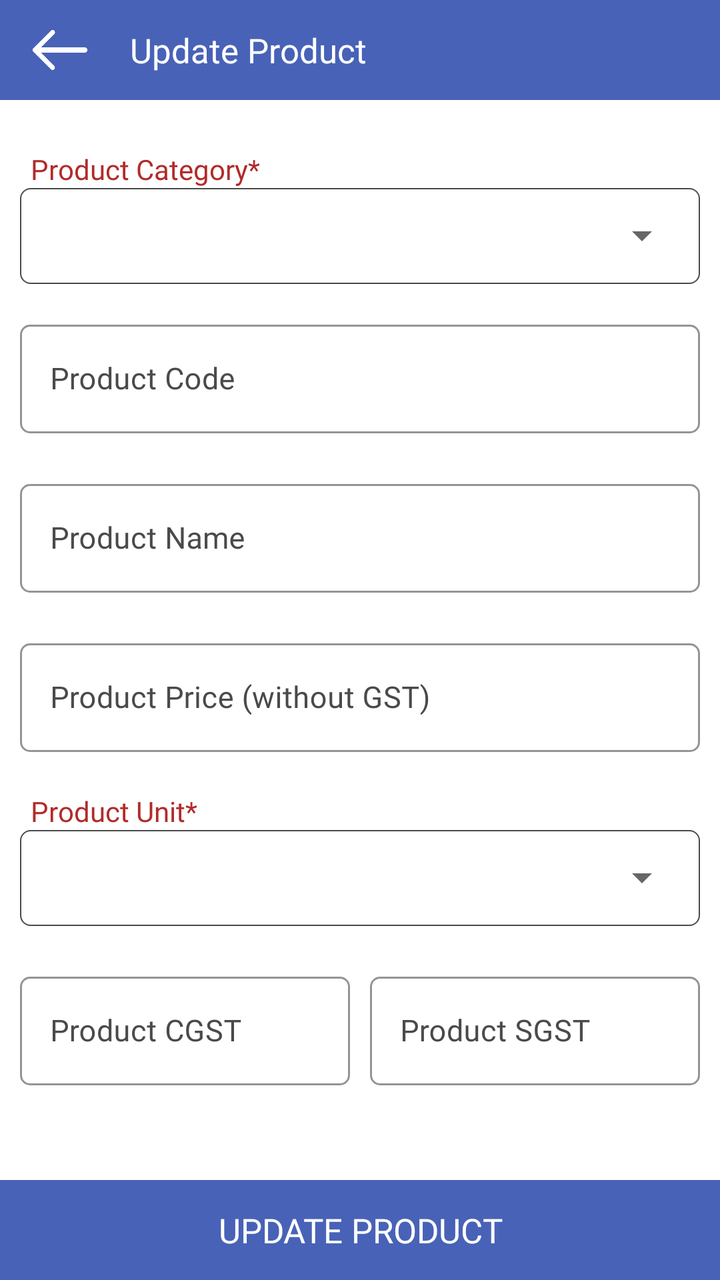
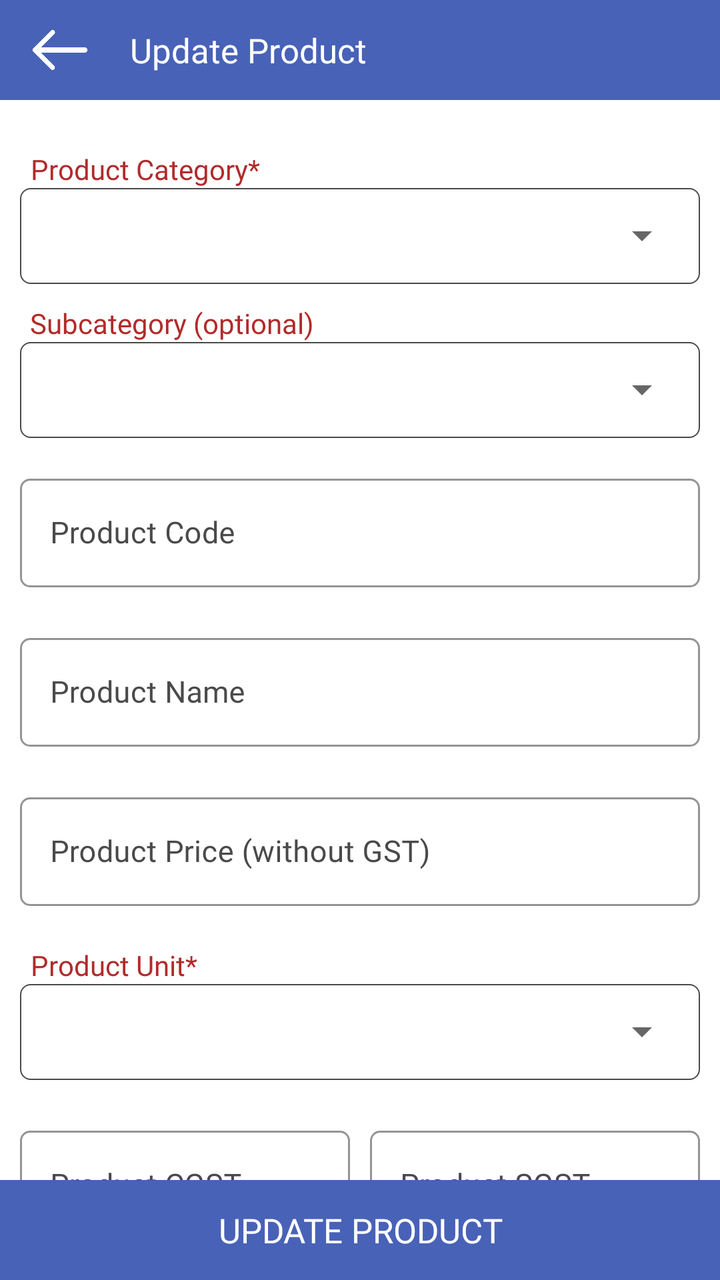

Two renders of the same Android screen: before a commit and after it. Below are the layout's source before the change and the commit's diff.
<!-- AndroidManifest.xml: application theme AppTheme -->
<!-- res/layout/fragment_update_product.xml -->
<?xml version="1.0" encoding="utf-8"?>
<RelativeLayout xmlns:android="http://schemas.android.com/apk/res/android"
    xmlns:app="http://schemas.android.com/apk/res-auto"
    xmlns:tools="http://schemas.android.com/tools"
    android:layout_width="match_parent"
    android:layout_height="match_parent"
    tools:context=".Fragment.UpdateProduct">

    <com.google.android.material.appbar.AppBarLayout
        android:id="@+id/appBarLayout"
        android:layout_width="match_parent"
        android:layout_height="50dp"
        android:layout_alignParentTop="true">

        <RelativeLayout
            android:layout_width="match_parent"
            android:layout_height="match_parent">

            <ImageView
                android:id="@+id/backToHome"
                android:layout_width="30dp"
                android:layout_height="30dp"
                android:layout_alignParentStart="true"
                android:layout_centerInParent="true"
                android:layout_gravity="center"
                android:layout_marginStart="15dp"
                android:src="@drawable/back"
                app:tint="@color/white" />

            <androidx.appcompat.widget.AppCompatTextView
                android:layout_width="wrap_content"
                android:layout_height="wrap_content"
                android:layout_centerInParent="true"
                android:layout_gravity="center"
                android:layout_marginStart="15dp"
                android:layout_toEndOf="@+id/backToHome"
                android:fontFamily="@font/poppinsmedium"
                android:gravity="center"
                android:paddingStart="5dp"
                android:paddingEnd="5dp"
                android:text="Update Product"
                android:textColor="@color/white"
                android:textSize="17sp" />

        </RelativeLayout>

    </com.google.android.material.appbar.AppBarLayout>

    <androidx.core.widget.NestedScrollView
        android:layout_width="match_parent"
        android:layout_height="match_parent"
        android:layout_above="@+id/updateProduct"
        android:layout_below="@+id/appBarLayout">

        <LinearLayout
            android:layout_width="match_parent"
            android:layout_height="match_parent"
            android:orientation="vertical"
            android:padding="10dp">

            <TextView
                android:layout_width="wrap_content"
                android:layout_height="wrap_content"
                android:layout_gravity="center|start"
                android:layout_marginStart="5dp"
                android:layout_marginTop="15dp"
                android:fontFamily="@font/poppinsregular"
                android:gravity="center"
                android:text="Product Category*"
                android:textColor="@color/textcolor" />

            <LinearLayout
                android:layout_width="match_parent"
                android:layout_height="48dp"
                android:background="@drawable/button_rounded_border"
                android:orientation="horizontal">

                <Spinner
                    android:id="@+id/categorySpinner"
                    android:layout_width="match_parent"
                    android:layout_height="45dp"
                    android:layout_gravity="center"
                    android:layout_margin="5dp"
                    android:fontFamily="@font/poppinsregular"
                    android:gravity="center|start"
                    android:paddingLeft="10dp"
                    android:textColor="@color/black"
                    android:textSize="15sp"
                    app:ms_hint="Select Product Category" />

            </LinearLayout>

            <com.google.android.material.textfield.TextInputLayout
                android:id="@+id/productCodeLayout"
                style="@style/Widget.MaterialComponents.TextInputLayout.OutlinedBox"
                android:layout_width="match_parent"
                android:layout_height="wrap_content"
                android:layout_gravity="center"
                android:layout_marginTop="15dp"
                android:layout_marginBottom="5dp"
                android:gravity="center"
                android:textColorHint="@color/light_black"
                app:boxCornerRadiusBottomEnd="5dp"
                app:boxCornerRadiusBottomStart="5dp"
                app:boxCornerRadiusTopEnd="5dp"
                app:boxCornerRadiusTopStart="5dp"
                app:boxStrokeColor="@color/light_black">

                <com.google.android.material.textfield.TextInputEditText
                    android:id="@+id/productCode"
                    android:layout_width="match_parent"
                    android:layout_height="wrap_content"
                    android:drawableTint="@color/light_black"
                    android:fontFamily="@font/poppinsregular"
                    android:hint="Product Code"
                    android:imeOptions="actionNext"
                    android:inputType="numberDecimal"
                    android:digits="0123456789"
                    android:paddingStart="15dp"
                    android:paddingEnd="10dp"
                    android:singleLine="true"
                    android:textColor="@color/black"
                    android:textColorHint="@color/light_black"
                    android:textSize="15sp" />

            </com.google.android.material.textfield.TextInputLayout>


            <com.google.android.material.textfield.TextInputLayout
                android:id="@+id/productNameLayout"
                style="@style/Widget.MaterialComponents.TextInputLayout.OutlinedBox"
                android:layout_width="match_parent"
                android:layout_height="wrap_content"
                android:layout_gravity="center"
                android:layout_marginTop="15dp"
                android:layout_marginBottom="5dp"
                android:gravity="center"
                android:textColorHint="@color/light_black"
                app:boxCornerRadiusBottomEnd="5dp"
                app:boxCornerRadiusBottomStart="5dp"
                app:boxCornerRadiusTopEnd="5dp"
                app:boxCornerRadiusTopStart="5dp"
                app:boxStrokeColor="@color/light_black">

                <com.google.android.material.textfield.TextInputEditText
                    android:id="@+id/productName"
                    android:layout_width="match_parent"
                    android:layout_height="wrap_content"
                    android:drawableTint="@color/light_black"
                    android:fontFamily="@font/poppinsregular"
                    android:hint="Product Name"
                    android:imeOptions="actionNext"
                    android:inputType="textCapWords"
                    android:paddingStart="15dp"
                    android:paddingEnd="10dp"
                    android:singleLine="true"
                    android:textColor="@color/black"
                    android:textColorHint="@color/light_black"
                    android:textSize="15sp" />

            </com.google.android.material.textfield.TextInputLayout>

            <com.google.android.material.textfield.TextInputLayout
                android:id="@+id/productPriceLayout"
                style="@style/Widget.MaterialComponents.TextInputLayout.OutlinedBox"
                android:layout_width="match_parent"
                android:layout_height="wrap_content"
                android:layout_gravity="center"
                android:layout_marginTop="15dp"
                android:layout_marginBottom="5dp"
                android:gravity="center"
                android:textColorHint="@color/light_black"
                app:boxCornerRadiusBottomEnd="5dp"
                app:boxCornerRadiusBottomStart="5dp"
                app:boxCornerRadiusTopEnd="5dp"
                app:boxCornerRadiusTopStart="5dp"
                app:boxStrokeColor="@color/light_black">

                <com.google.android.material.textfield.TextInputEditText
                    android:id="@+id/productPrice"
                    android:layout_width="match_parent"
                    android:layout_height="wrap_content"
                    android:drawableTint="@color/light_black"
                    android:fontFamily="@font/poppinsregular"
                    android:hint="Product Price (without GST)"
                    android:imeOptions="actionDone"
                    android:inputType="numberDecimal"
                    android:paddingStart="15dp"
                    android:paddingEnd="10dp"
                    android:singleLine="true"
                    android:textColor="@color/black"
                    android:textColorHint="@color/light_black"
                    android:textSize="15sp" />

            </com.google.android.material.textfield.TextInputLayout>

            <TextView
                android:layout_width="wrap_content"
                android:layout_height="wrap_content"
                android:layout_gravity="center|start"
                android:layout_marginStart="5dp"
                android:layout_marginTop="15dp"
                android:fontFamily="@font/poppinsregular"
                android:gravity="center"
                android:text="Product Unit*"
                android:textColor="@color/textcolor" />

            <LinearLayout
                android:layout_width="match_parent"
                android:layout_height="48dp"
                android:background="@drawable/button_rounded_border"
                android:orientation="horizontal">

                <Spinner
                    android:id="@+id/unitSpinner"
                    android:layout_width="match_parent"
                    android:layout_height="45dp"
                    android:layout_gravity="center"
                    android:layout_margin="5dp"
                    android:fontFamily="@font/poppinsregular"
                    android:gravity="center|start"
                    android:paddingLeft="10dp"
                    android:textColor="@color/black"
                    android:textSize="15sp"
                    app:ms_hint="Select Product Unit" />

            </LinearLayout>

            <LinearLayout
                android:layout_width="match_parent"
                android:layout_height="wrap_content"
                android:orientation="horizontal">

                <com.google.android.material.textfield.TextInputLayout
                    android:id="@+id/productCGSTLayout"
                    style="@style/Widget.MaterialComponents.TextInputLayout.OutlinedBox"
                    android:layout_width="match_parent"
                    android:layout_height="wrap_content"
                    android:layout_gravity="center"
                    android:layout_marginTop="15dp"
                    android:layout_marginEnd="5dp"
                    android:layout_marginBottom="5dp"
                    android:layout_weight="1"
                    android:gravity="center"
                    android:textColorHint="@color/light_black"
                    app:boxCornerRadiusBottomEnd="5dp"
                    app:boxCornerRadiusBottomStart="5dp"
                    app:boxCornerRadiusTopEnd="5dp"
                    app:boxCornerRadiusTopStart="5dp"
                    app:boxStrokeColor="@color/light_black">

                    <com.google.android.material.textfield.TextInputEditText
                        android:id="@+id/productCGST"
                        android:layout_width="match_parent"
                        android:layout_height="wrap_content"
                        android:drawableTint="@color/light_black"
                        android:fontFamily="@font/poppinsregular"
                        android:hint="Product CGST"
                        android:imeOptions="actionDone"
                        android:inputType="numberDecimal"
                        android:paddingStart="15dp"
                        android:paddingEnd="10dp"
                        android:singleLine="true"
                        android:textColor="@color/black"
                        android:textColorHint="@color/light_black"
                        android:textSize="15sp" />

                </com.google.android.material.textfield.TextInputLayout>

                <com.google.android.material.textfield.TextInputLayout
                    android:id="@+id/productSGSTLayout"
                    style="@style/Widget.MaterialComponents.TextInputLayout.OutlinedBox"
                    android:layout_width="match_parent"
                    android:layout_height="wrap_content"
                    android:layout_gravity="center"
                    android:layout_marginStart="5dp"
                    android:layout_marginTop="15dp"
                    android:layout_marginBottom="5dp"
                    android:layout_weight="1"
                    android:gravity="center"
                    android:textColorHint="@color/light_black"
                    app:boxCornerRadiusBottomEnd="5dp"
                    app:boxCornerRadiusBottomStart="5dp"
                    app:boxCornerRadiusTopEnd="5dp"
                    app:boxCornerRadiusTopStart="5dp"
                    app:boxStrokeColor="@color/light_black">

                    <com.google.android.material.textfield.TextInputEditText
                        android:id="@+id/productSGST"
                        android:layout_width="match_parent"
                        android:layout_height="wrap_content"
                        android:drawableTint="@color/light_black"
                        android:fontFamily="@font/poppinsregular"
                        android:hint="Product SGST"
                        android:imeOptions="actionDone"
                        android:inputType="numberDecimal"
                        android:paddingStart="15dp"
                        android:paddingEnd="10dp"
                        android:singleLine="true"
                        android:textColor="@color/black"
                        android:textColorHint="@color/light_black"
                        android:textSize="15sp" />

                </com.google.android.material.textfield.TextInputLayout>

            </LinearLayout>

        </LinearLayout>

    </androidx.core.widget.NestedScrollView>

    <TextView
        android:id="@+id/updateProduct"
        android:layout_width="match_parent"
        android:layout_height="50dp"
        android:layout_alignParentBottom="true"
        android:layout_gravity="center"
        android:background="@color/colorPrimary"
        android:fontFamily="@font/poppinsmedium"
        android:gravity="center"
        android:text="Update Product"
        android:textAllCaps="true"
        android:textColor="@color/white"
        android:textSize="17sp" />

</RelativeLayout>
<!-- resources referenced by this layout -->
<resources>
  <color name="black">#000</color>
  <color name="colorPrimary">#4862b7</color>
  <color name="light_black">#4a4a4a</color>
  <color name="textcolor">#b12b2a</color>
  <color name="white">#fff</color>
  <!-- drawable back: png bitmap (drawable, 3507 bytes) -->
  <!-- drawable button_rounded_border (drawable) -->
  <?xml version="1.0" encoding="utf-8"?>
  <shape xmlns:android="http://schemas.android.com/apk/res/android">
      <stroke
          android:width="0.7dp"
          android:color="@color/light_black" />
      <corners android:radius="5dp" />
  </shape>
  <style name="AppTheme" parent="Theme.MaterialComponents.DayNight.NoActionBar">
          
          <item name="colorPrimary">@color/colorPrimary</item>
          <item name="colorPrimaryDark">@color/colorPrimary</item>
          <item name="colorAccent">@color/colorAccent</item>
          <item name="android:windowIsTranslucent">true</item>
          <item name="windowNoTitle">true</item>
          <item name="windowActionBar">false</item>
  
      </style>
  <color name="colorAccent">#000</color>
</resources>

<!-- the commit's change to res/layout/fragment_update_product.xml (unified diff, before → after) -->
@@ -87,6 +87,35 @@
                     android:textColor="@color/black"
                     android:textSize="15sp"
                     app:ms_hint="Select Product Category" />
+
+            </LinearLayout>
+
+            <TextView
+                android:layout_width="wrap_content"
+                android:layout_height="wrap_content"
+                android:layout_gravity="center|start"
+                android:layout_marginStart="5dp"
+                android:layout_marginTop="10dp"
+                android:fontFamily="@font/poppinsregular"
+                android:text="Subcategory (optional)"
+                android:textColor="@color/textcolor" />
+
+            <LinearLayout
+                android:layout_width="match_parent"
+                android:layout_height="48dp"
+                android:background="@drawable/button_rounded_border"
+                android:orientation="horizontal">
+
+                <Spinner
+                    android:id="@+id/subcategorySpinner"
+                    android:layout_width="match_parent"
+                    android:layout_height="45dp"
+                    android:layout_gravity="center"
+                    android:layout_margin="5dp"
+                    android:fontFamily="@font/poppinsregular"
+                    android:paddingLeft="10dp"
+                    android:textColor="@color/black"
+                    android:textSize="15sp" />
 
             </LinearLayout>
 
@@ -305,6 +334,8 @@
 
             </LinearLayout>
 
+            <include layout="@layout/include_product_portion_section" />
+
         </LinearLayout>
 
     </androidx.core.widget.NestedScrollView>
@@ -324,3 +355,159 @@
         android:textSize="17sp" />
 
 </RelativeLayout>
+<!-- res/layout/include_product_portion_section.xml (included above) -->
+<?xml version="1.0" encoding="utf-8"?>
+<LinearLayout xmlns:android="http://schemas.android.com/apk/res/android"
+    xmlns:app="http://schemas.android.com/apk/res-auto"
+    android:id="@+id/productPortionSection"
+    android:layout_width="match_parent"
+    android:layout_height="wrap_content"
+    android:orientation="vertical">
+
+    <RelativeLayout
+        android:layout_width="match_parent"
+        android:layout_height="wrap_content"
+        android:layout_marginStart="5dp"
+        android:layout_marginTop="12dp"
+        android:layout_marginEnd="5dp">
+
+        <TextView
+            android:layout_width="wrap_content"
+            android:layout_height="wrap_content"
+            android:layout_alignParentStart="true"
+            android:layout_centerVertical="true"
+            android:fontFamily="@font/poppinsregular"
+            android:text="Portions (optional)"
+            android:textColor="@color/textcolor" />
+
+        <TextView
+            android:id="@+id/managePortionMasterLink"
+            android:layout_width="wrap_content"
+            android:layout_height="wrap_content"
+            android:layout_alignParentEnd="true"
+            android:layout_centerVertical="true"
+            android:fontFamily="@font/poppinsmedium"
+            android:text="Manage Portion Master"
+            android:textColor="@color/colorPrimary"
+            android:textSize="13sp" />
+
+    </RelativeLayout>
+
+    <TextView
+        android:id="@+id/portionSectionHint"
+        android:layout_width="match_parent"
+        android:layout_height="wrap_content"
+        android:layout_marginStart="5dp"
+        android:layout_marginTop="4dp"
+        android:layout_marginEnd="5dp"
+        android:fontFamily="@font/poppinsregular"
+        android:text="Add one or more portions with prices from Portion Master"
+        android:textColor="@color/light_black"
+        android:textSize="12sp" />
+
+    <LinearLayout
+        android:id="@+id/portionMasterPickerSection"
+        android:layout_width="match_parent"
+        android:layout_height="wrap_content"
+        android:layout_marginTop="8dp"
+        android:orientation="vertical"
+        android:visibility="gone">
+
+        <com.google.android.material.textfield.TextInputLayout
+            style="@style/CustomDropDownTilStyle"
+            android:hint="Select Portion Master">
+
+            <AutoCompleteTextView
+                android:id="@+id/portionMasterSpinner"
+                android:layout_width="match_parent"
+                android:layout_height="wrap_content"
+                android:focusable="false"
+                android:fontFamily="@font/poppinsregular"
+                android:inputType="none"
+                android:singleLine="true"
+                android:textSize="15sp" />
+
+        </com.google.android.material.textfield.TextInputLayout>
+
+        <com.google.android.material.textfield.TextInputLayout
+            style="@style/Widget.MaterialComponents.TextInputLayout.OutlinedBox"
+            android:layout_width="match_parent"
+            android:layout_height="wrap_content"
+            android:layout_marginTop="8dp"
+            app:boxStrokeColor="@color/light_black">
+
+            <com.google.android.material.textfield.TextInputEditText
+                android:id="@+id/inlinePortionPrice"
+                android:layout_width="match_parent"
+                android:layout_height="wrap_content"
+                android:fontFamily="@font/poppinsregular"
+                android:hint="Portion Price"
+                android:inputType="numberDecimal"
+                android:singleLine="true"
+                android:textColor="@color/black"
+                android:textSize="15sp" />
+
+        </com.google.android.material.textfield.TextInputLayout>
+
+        <TextView
+            android:id="@+id/addInlinePortion"
+            android:layout_width="match_parent"
+            android:layout_height="40dp"
+            android:layout_marginTop="10dp"
+            android:background="@color/textcolor"
+            android:fontFamily="@font/poppinsmedium"
+            android:gravity="center"
+            android:text="Add Portion to Product"
+            android:textAllCaps="true"
+            android:textColor="@color/white"
+            android:textSize="14sp" />
+
+    </LinearLayout>
+
+    <TextView
+        android:id="@+id/noPortionMasterHint"
+        android:layout_width="match_parent"
+        android:layout_height="wrap_content"
+        android:layout_marginStart="5dp"
+        android:layout_marginTop="8dp"
+        android:layout_marginEnd="5dp"
+        android:fontFamily="@font/poppinsregular"
+        android:text="No Portion Master yet. Tap Manage Portion Master to create names (Half, Full…)."
+        android:textColor="@color/light_black"
+        android:textSize="12sp"
+        android:visibility="gone" />
+
+    <androidx.cardview.widget.CardView
+        android:id="@+id/inlinePortionListCard"
+        android:layout_width="match_parent"
+        android:layout_height="wrap_content"
+        android:layout_marginTop="10dp"
+        android:visibility="gone"
+        app:cardCornerRadius="5dp"
+        app:cardElevation="4dp">
+
+        <LinearLayout
+            android:layout_width="match_parent"
+            android:layout_height="wrap_content"
+            android:orientation="vertical"
+            android:padding="8dp">
+
+            <TextView
+                android:layout_width="wrap_content"
+                android:layout_height="wrap_content"
+                android:layout_gravity="center"
+                android:fontFamily="@font/poppinsbold"
+                android:text="PRODUCT PORTIONS"
+                android:textColor="@color/textcolor" />
+
+            <androidx.recyclerview.widget.RecyclerView
+                android:id="@+id/inlinePortionRecyclerview"
+                android:layout_width="match_parent"
+                android:layout_height="wrap_content"
+                android:nestedScrollingEnabled="false" />
+
+        </LinearLayout>
+
+    </androidx.cardview.widget.CardView>
+
+</LinearLayout>
<!-- resource entries referenced after the edit -->
@@ -14,6 +14,23 @@
           android:color="@color/light_black" />
       <corners android:radius="5dp" />
   </shape>
+  <style name="CustomDropDownTilStyle" parent="Widget.MaterialComponents.TextInputLayout.OutlinedBox.ExposedDropdownMenu">
+          <item name="android:layout_width">match_parent</item>
+          <item name="android:layout_height">wrap_content</item>
+          <item name="android:textColorHint">@color/light_black</item>
+          <item name="fontFamily">@font/poppinsregular</item>
+          <item name="android:textSize">15sp</item>
+          <item name="overlapAnchor">true</item>
+          <item name="hintTextColor">@color/colorAccent</item>
+          <item name="boxStrokeColor">@color/colorAccent</item>
+          <item name="colorControlNormal">@color/colorAccent</item>
+          <item name="colorControlActivated">@color/colorAccent</item>
+          <item name="colorControlHighlight">@color/colorAccent</item>
+          <item name="boxCornerRadiusBottomEnd">5dp</item>
+          <item name="boxCornerRadiusBottomStart">5dp</item>
+          <item name="boxCornerRadiusTopEnd">5dp</item>
+          <item name="boxCornerRadiusTopStart">5dp</item>
+      </style>
   <style name="AppTheme" parent="Theme.MaterialComponents.DayNight.NoActionBar">
           
           <item name="colorPrimary">@color/colorPrimary</item>
